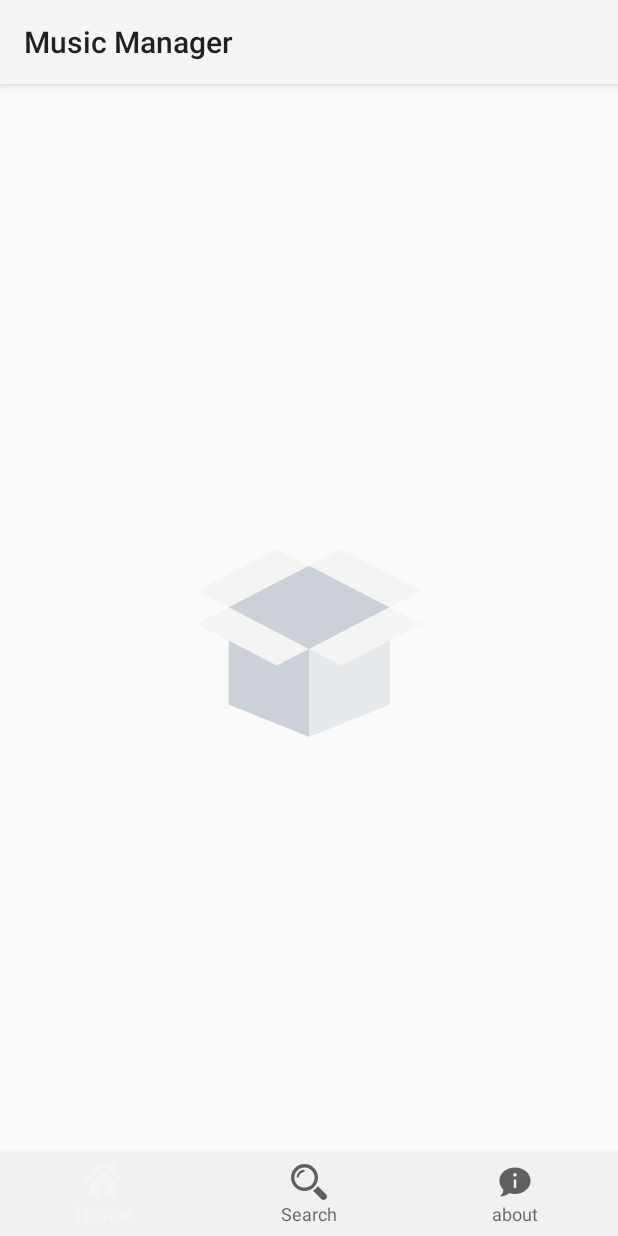
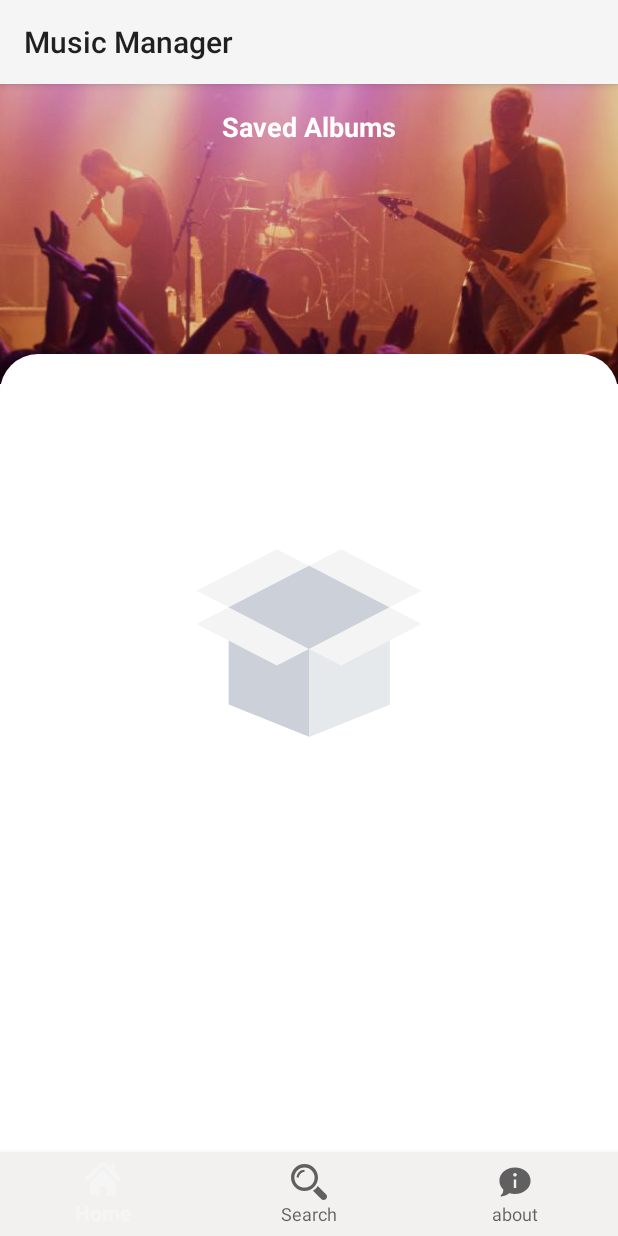
Before and after one commit to HeyPouya/MusicManager, an Android app: the screen it shows after launch (MainActivity), on a phone screen of 412 x 824 dp. Run offline under Robolectric (Android 15) with nearby library versions, the phone set to English and light mode, and no system bars; our stand-ins replace Dagger/Hilt's generated code, Picasso, Room's generated code, RxJava; libraries missing offline, so code that uses them is left out: com.orhanobut.logger; pictures from the network do not load; 1 statement that could not run was skipped.

Commit message:
changed design of main page completely

```diff
--- a/app/src/main/java/ir/heydarii/musicmanager/features/savedalbums/SavedAlbumsFragment.kt
+++ b/app/src/main/java/ir/heydarii/musicmanager/features/savedalbums/SavedAlbumsFragment.kt
@@ -18,6 +18,7 @@ import ir.heydarii.musicmanager.pojos.AlbumDatabaseEntity
 import ir.heydarii.musicmanager.utils.Consts
 import ir.heydarii.musicmanager.utils.ViewNotifierEnums
 import kotlinx.android.synthetic.main.saved_albums_fragment.*
+import kotlinx.android.synthetic.main.toolbar_layout.*
 
 class SavedAlbumsFragment : BaseFragment() {
 
@@ -48,7 +49,14 @@ class SavedAlbumsFragment : BaseFragment() {
         viewModel =
             ViewModelProviders.of(this, viewModelFactory).get(SavedAlbumsViewModel::class.java)
 
+        initToolbar()
+
         setUpRecycler()
+    }
+
+    private fun initToolbar() {
+        imgBack.visibility = View.GONE
+        txtTitle.text = getString(R.string.saved_albums)
     }
 
 
--- /dev/null
+++ b/app/src/main/res/drawable/main_curved_background.xml
@@ -0,0 +1,8 @@
+<?xml version="1.0" encoding="utf-8"?>
+<shape xmlns:android="http://schemas.android.com/apk/res/android">
+
+    <solid android:color="@android:color/white" />
+    <corners
+        android:topLeftRadius="25dp"
+        android:topRightRadius="25dp" />
+</shape>
--- a/app/src/main/res/layout/saved_albums_fragment.xml
+++ b/app/src/main/res/layout/saved_albums_fragment.xml
@@ -5,6 +5,29 @@
     android:layout_width="match_parent"
     android:layout_height="match_parent"
     tools:context=".features.savedalbums.SavedAlbumsFragment">
+
+    <ImageView
+        android:id="@+id/imgCover"
+        android:layout_width="match_parent"
+        android:layout_height="200dp"
+        android:contentDescription="@string/cover"
+        android:scaleType="centerCrop"
+        android:src="@drawable/img_cover"
+        app:layout_constraintEnd_toEndOf="parent"
+        app:layout_constraintStart_toStartOf="parent"
+        app:layout_constraintTop_toTopOf="parent" />
+
+    <include layout="@layout/toolbar_layout" />
+
+    <ImageView
+        android:layout_width="0dp"
+        android:layout_height="0dp"
+        android:layout_marginTop="180dp"
+        android:src="@drawable/main_curved_background"
+        app:layout_constraintBottom_toBottomOf="parent"
+        app:layout_constraintEnd_toEndOf="parent"
+        app:layout_constraintStart_toStartOf="parent"
+        app:layout_constraintTop_toTopOf="parent" />
 
     <androidx.recyclerview.widget.RecyclerView
         android:id="@+id/recycler"
@@ -14,7 +37,7 @@
         app:layout_constraintBottom_toBottomOf="parent"
         app:layout_constraintEnd_toEndOf="parent"
         app:layout_constraintStart_toStartOf="parent"
-        app:layout_constraintTop_toTopOf="parent" />
+        app:layout_constraintTop_toBottomOf="@id/imgCover" />
 
     <com.airbnb.lottie.LottieAnimationView
         android:id="@+id/empty"
--- a/app/src/main/res/values/strings.xml
+++ b/app/src/main/res/values/strings.xml
@@ -18,4 +18,5 @@
     <string name="cover">cover</string>
     <string name="top_albums">Top Albums</string>
     <string name="find_artist">Find Artist</string>
+    <string name="saved_albums">Saved Albums</string>
 </resources>
```
